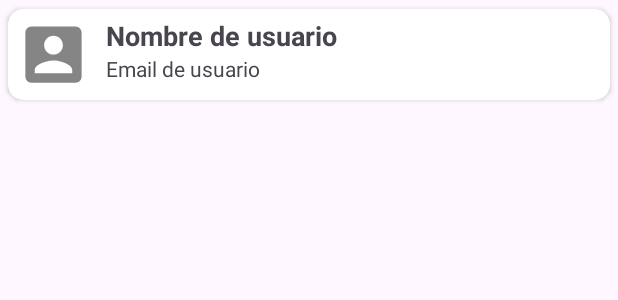
After one commit to aleqm12/DentalTalk, an Android app: the layout item_usuario.xml on its own in the app's theme, with its tools: preview values and no code run, on a phone screen of 412 x 824 dp. The commit adds this screen. Shown: the top 300 px of the screen. Run offline under Robolectric (Android 15) with nearby library versions, the phone set to English and light mode, and no system bars.

Commit message:
Creacion de item usuario

```diff
--- /dev/null
+++ b/app/src/main/res/drawable-anydpi/ic_item_usuario.xml
@@ -0,0 +1,11 @@
+<vector xmlns:android="http://schemas.android.com/apk/res/android"
+    android:width="24dp"
+    android:height="24dp"
+    android:viewportWidth="24"
+    android:viewportHeight="24"
+    android:tint="#333333"
+    android:alpha="0.6">
+  <path
+      android:fillColor="@android:color/white"
+      android:pathData="M3,5v14c0,1.1 0.89,2 2,2h14c1.1,0 2,-0.9 2,-2L21,5c0,-1.1 -0.9,-2 -2,-2L5,3c-1.11,0 -2,0.9 -2,2zM15,9c0,1.66 -1.34,3 -3,3s-3,-1.34 -3,-3 1.34,-3 3,-3 3,1.34 3,3zM6,17c0,-2 4,-3.1 6,-3.1s6,1.1 6,3.1v1L6,18v-1z"/>
+</vector>
--- /dev/null
+++ b/app/src/main/res/layout/item_usuario.xml
@@ -0,0 +1,59 @@
+<?xml version="1.0" encoding="utf-8"?>
+<androidx.cardview.widget.CardView
+
+    xmlns:android="http://schemas.android.com/apk/res/android"
+    android:layout_width="match_parent"
+    android:layout_height="wrap_content"
+    xmlns:app="http://schemas.android.com/apk/res-auto"
+    android:clickable="true"
+    android:focusable="true"
+    android:foreground="?android:attr/selectableItemBackground"
+    app:cardUseCompatPadding="true"
+    android:padding="0.2dp"
+    app:cardCornerRadius="10dp">
+
+    <LinearLayout
+        android:layout_width="match_parent"
+        android:layout_height="wrap_content"
+        android:orientation="horizontal"
+        android:padding="5dp">
+
+        <ImageView
+            android:id="@+id/Item_image"
+            android:layout_width="50dp"
+            android:layout_height="50dp"
+            android:src="@drawable/ic_item_usuario"
+            android:scaleType="centerCrop">
+
+        </ImageView>
+
+        <LinearLayout
+            android:layout_width="match_parent"
+            android:layout_height="match_parent"
+            android:orientation="vertical">
+
+            <TextView
+                android:id="@+id/Item_nombre_usuario"
+                android:text="@string/Item_nombre_Usuario"
+                android:gravity="center"
+                android:textStyle="bold"
+                android:textSize="18sp"
+                android:layout_gravity="start"
+                android:layout_marginStart="10dp"
+                android:layout_width="wrap_content"
+                android:layout_height="wrap_content"/>
+
+            <TextView
+                android:id="@+id/Item_email_usuario"
+                android:text="@string/Item_email_usuario"
+                android:gravity="center"
+                android:layout_gravity="start"
+                android:layout_marginStart="10dp"
+                android:layout_width="wrap_content"
+                android:layout_height="wrap_content"/>
+
+        </LinearLayout>
+
+    </LinearLayout>
+
+</androidx.cardview.widget.CardView>
--- a/app/src/main/res/values/strings.xml
+++ b/app/src/main/res/values/strings.xml
@@ -22,6 +22,11 @@
 
     <string name="Nombre_Usuario">Nombre de Usuario</string>
 
+    <string name="Item_nombre_Usuario">Nombre de usuario</string>
+    <string name="Item_email_usuario">Email de usuario</string>
+
+
+
     <!-- TODO: Remove or change this placeholder text -->
     <string name="hello_blank_fragment">Hello blank fragment</string>
 
```
Also changed, not shown: app/src/main/res/drawable-hdpi/ic_item_usuario.png (added), app/src/main/res/drawable-mdpi/ic_item_usuario.png (added), app/src/main/res/drawable-xhdpi/ic_item_usuario.png (added), app/src/main/res/drawable-xxhdpi/ic_item_usuario.png (added).
